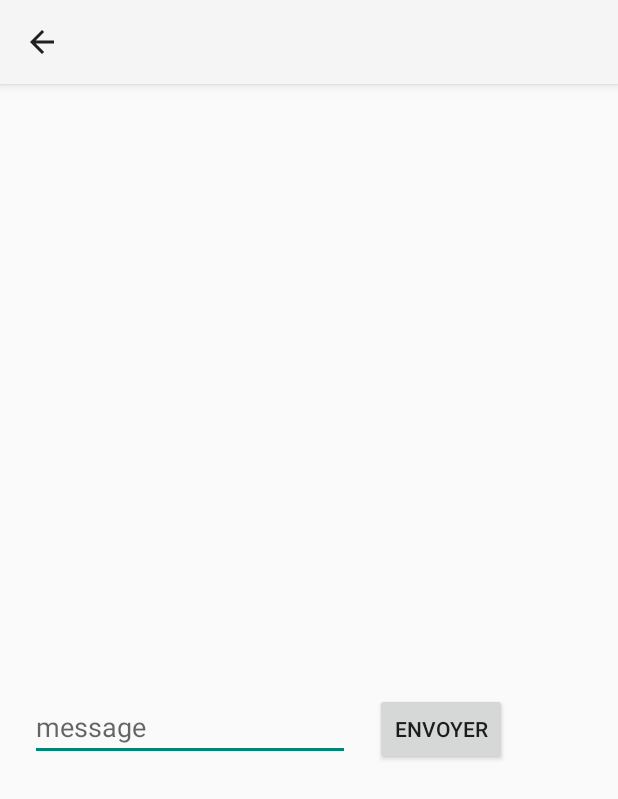
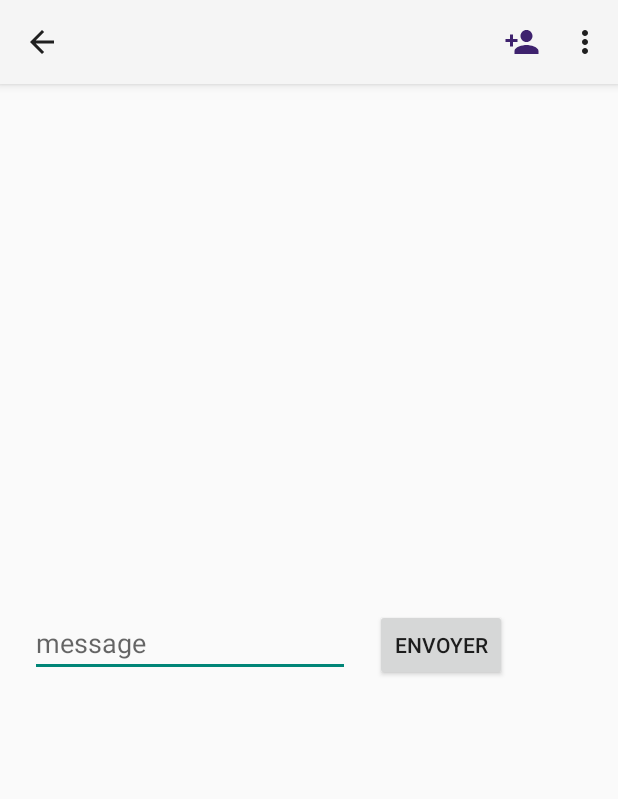
Before and after one commit to EmericN/ATable, an Android app: the SalonActivity screen opened directly, with no data from a screen before it, on a phone screen of 412 x 824 dp. Shown: the top 799 px of the screen. Run offline under Robolectric (Android 15) with nearby library versions, the phone set to English and light mode, and no system bars; our stand-ins replace Firebase (no records; nobody signed in at launch, a user with empty details on screens opened directly); 6 statements that could not run were skipped.

```diff
--- a/app/src/main/AndroidManifest.xml
+++ b/app/src/main/AndroidManifest.xml
@@ -24,7 +24,8 @@
                android:value="com.emeric.nicot.atable.LoginActivity" />
        </activity>
 
-       <activity android:name=".LoginActivity"></activity>
+       <activity android:name=".LoginActivity">
+       </activity>
 
        <activity
            android:name=".SalonActivity"
--- a/app/src/main/java/com/emeric/nicot/atable/SalonActivity.java
+++ b/app/src/main/java/com/emeric/nicot/atable/SalonActivity.java
@@ -5,7 +5,6 @@ import android.app.ProgressDialog;
 import android.content.DialogInterface;
 import android.os.Bundle;
 import android.support.annotation.NonNull;
-import android.support.design.widget.FloatingActionButton;
 import android.support.v7.app.ActionBar;
 import android.support.v7.app.AlertDialog;
 import android.support.v7.app.AppCompatActivity;
@@ -16,7 +15,9 @@ import android.text.Editable;
 import android.text.TextUtils;
 import android.text.TextWatcher;
 import android.util.Log;
-import android.view.View;
+import android.view.Menu;
+import android.view.MenuInflater;
+import android.view.MenuItem;
 import android.widget.ArrayAdapter;
 import android.widget.Button;
 import android.widget.EditText;
@@ -65,8 +66,8 @@ public class SalonActivity extends AppCompatActivity {
         userId = extras.getString("userId");
         tag = extras.getString("tag");
         salonId = extras.getString("SalonId");
+        Toolbar mToolbar = (Toolbar) findViewById(R.id.toolbarRoom);
 
-        Toolbar mToolbar = (Toolbar) findViewById(R.id.toolbarRoom);
         setSupportActionBar(mToolbar);
         getSupportActionBar().setTitle(nomSalon);
         ActionBar ab = getSupportActionBar();
@@ -82,18 +83,64 @@ public class SalonActivity extends AppCompatActivity {
         mAdapter2 = new CustomAdapterChat(getApplicationContext(), ListMessage);
         mRecyclerViewChat.setAdapter(mAdapter2);
         mFirestore = FirebaseFirestore.getInstance();
+
+        // actionBar.setIcon(R.drawable.ic_crown); TODO à regarder
+
+        if (tag.equals("admin")) {
+
+      /*     Drawable person_add = ContextCompat.getDrawable(getApplicationContext(), R.drawable.ic_person_add);
+            mToolbar.setOverflowIcon(person_add);*/
+
+            Ordre = new ArrayList<>(Arrays.asList("A Table !", "Range ta chambre !", "Réveil toi !", "Test3", "Test3", "Test3", "Test3", "Test3", "Test3", "Test3", "Test3"));
+            Image = new ArrayList<>(Arrays.asList(R.drawable.ic_bubble, R.drawable.ic_checked));
+            // Calling the RecyclerView
+            mRecyclerView = (RecyclerView) findViewById(R.id.recycler_view);
+            mRecyclerView.setHasFixedSize(true);
+            // The number of Columns
+            mLayoutManager = new LinearLayoutManager(this, LinearLayoutManager.HORIZONTAL, false);
+            mRecyclerView.setLayoutManager(mLayoutManager);
+            mAdapter = new CustomAdapter(SalonActivity.this, Ordre, Image);
+            mRecyclerView.setAdapter(mAdapter);
+        } else {
+            invalidateOptionsMenu();
+
+        }
+    }
+
+    public boolean onCreateOptionsMenu(Menu menu) {
+        MenuInflater inflater = getMenuInflater();
+        inflater.inflate(R.menu.menu_salon, menu);
+
+        if (tag.equals("member")) {
+            menu.findItem(R.id.action_addFriend).setVisible(false);
+        }
+
+        return true;
+    }
+
+    public boolean onOptionsItemSelected(MenuItem item) {
+        // Handle item selection
+        switch (item.getItemId()) {
+
+            case R.id.action_addFriend:
+                addFriend();
+                return true;
+
+            case R.id.action_settings:
+
+                return true;
+
+            default:
+                return super.onOptionsItemSelected(item);
+        }
+    }
+
+    public void addFriend() {
         final CollectionReference docRefChat = mFirestore.collection("chats");
         final CollectionReference docRefFriend = mFirestore.collection("users");
-        // actionBar.setIcon(R.drawable.ic_crown); TODO à regarder
 
-        FloatingActionButton floatAddFriend = (FloatingActionButton) findViewById(R.id.floatingActionButtonFriend);
-
-        floatAddFriend.setOnClickListener(new View.OnClickListener() {
-
-            @Override
-            public void onClick(View v) {
-                final AlertDialog.Builder alert = new AlertDialog.Builder(v.getContext());
-                final EditText edittext = new EditText(v.getContext());
+        final AlertDialog.Builder alert = new AlertDialog.Builder(this);
+        final EditText edittext = new EditText(this);
         alert.setTitle("Ajouter une personne :");
         alert.setView(edittext);
         alert.setPositiveButton("Ajouter", new AlertDialog.OnClickListener() {
@@ -157,27 +204,9 @@ public class SalonActivity extends AppCompatActivity {
                 }
             }
         });
-            }
-        });
 
 
-        if (tag.equals("admin")) {
+    }
 
 
-            Ordre = new ArrayList<>(Arrays.asList("A Table !", "Range ta chambre !", "Réveil toi !", "Test3", "Test3", "Test3", "Test3", "Test3", "Test3", "Test3", "Test3"));
-            Image = new ArrayList<>(Arrays.asList(R.drawable.ic_bubble, R.drawable.ic_checked));
-            // Calling the RecyclerView
-            mRecyclerView = (RecyclerView) findViewById(R.id.recycler_view);
-            mRecyclerView.setHasFixedSize(true);
-            // The number of Columns
-            mLayoutManager = new LinearLayoutManager(this, LinearLayoutManager.HORIZONTAL, false);
-            mRecyclerView.setLayoutManager(mLayoutManager);
-            mAdapter = new CustomAdapter(SalonActivity.this, Ordre, Image);
-            mRecyclerView.setAdapter(mAdapter);
-        } else {
-
-            floatAddFriend.setVisibility(View.INVISIBLE);
-            floatAddFriend.hide();
 }
-    }
-}
--- a/app/src/main/res/drawable/ic_person_add.xml
+++ b/app/src/main/res/drawable/ic_person_add.xml
@@ -1,9 +1,9 @@
 <vector xmlns:android="http://schemas.android.com/apk/res/android"
         android:width="24dp"
         android:height="24dp"
-        android:viewportWidth="24.0"
-        android:viewportHeight="24.0">
+        android:viewportHeight="24.0"
+        android:viewportWidth="24.0">
     <path
-        android:fillColor="#FFFFFF"
+        android:fillColor="#3e226e"
         android:pathData="M15,12c2.21,0 4,-1.79 4,-4s-1.79,-4 -4,-4 -4,1.79 -4,4 1.79,4 4,4zM6,10L6,7L4,7v3L1,10v2h3v3h2v-3h3v-2L6,10zM15,14c-2.67,0 -8,1.34 -8,4v2h16v-2c0,-2.66 -5.33,-4 -8,-4z"/>
 </vector>
--- a/app/src/main/res/layout/salon.xml
+++ b/app/src/main/res/layout/salon.xml
@@ -15,14 +15,6 @@
         android:theme="@style/ThemeOverlay.AppCompat.ActionBar"
         app:popupTheme="@style/ThemeOverlay.AppCompat.Light"/>
 
-    <android.support.design.widget.FloatingActionButton
-        android:id="@+id/floatingActionButtonFriend"
-        android:layout_width="match_parent"
-        android:layout_height="wrap_content"
-        android:layout_gravity="right"
-        android:clickable="true"
-        app:fabSize="normal"
-        app:srcCompat="@drawable/ic_person_add"/>
 
     <RelativeLayout
         android:layout_width="wrap_content"
--- /dev/null
+++ b/app/src/main/res/menu/menu_salon.xml
@@ -0,0 +1,15 @@
+<?xml version="1.0" encoding="utf-8"?>
+<menu xmlns:android="http://schemas.android.com/apk/res/android"
+      xmlns:app="http://schemas.android.com/apk/res-auto">
+
+    <item
+        android:id="@+id/action_addFriend"
+        android:icon="@drawable/ic_person_add"
+        android:title="add_friend"
+        app:showAsAction="ifRoom"/>
+
+    <item
+        android:id="@+id/action_settings"
+        android:title="@string/APropos"
+        app:showAsAction="never"/>
+</menu>
--- a/app/src/main/res/values/strings.xml
+++ b/app/src/main/res/values/strings.xml
@@ -4,4 +4,5 @@
     <string name="err_msg_password">Mot de passe requis</string>
     <string name="help">Help</string>
     <string name="deconnexion">Deconnexion</string>
+    <string name="APropos">A Propos</string>
 </resources>
--- a/app/src/main/res/values/styles.xml
+++ b/app/src/main/res/values/styles.xml
@@ -28,4 +28,5 @@
         <item name="android:colorBackground">@color/colorAccent</item>
         <item name="android:textColorPrimary">@color/colorPrimary</item>
     </style>
+
 </resources>
```
Lines whose indentation alone changed are shown as unchanged.
